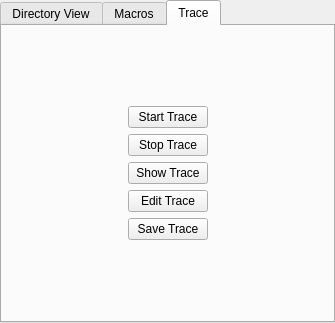
Old version of the form Qt/Python/pqPythonToolsWidget.ui in the repository wildmichael/ParaView3-enhancements-old.
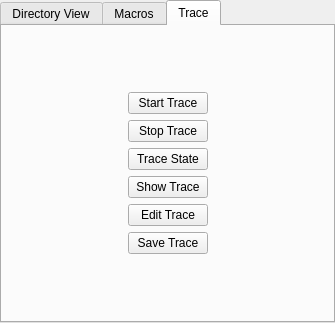
New version of the form. The open tabs and pages were chosen to show the change.

Commit message: ENH: Add new python module smstate.  This module uses the smtrace module to trace all the currently registered proxies, effectively saving state as a python script.  The new feature is found in the Trace tab in the python shell.  Click 'Trace State' to grab the state, then click 'Save Trace' to save it to disk.  ENH: smtrace and smstate now work with piecewise functions, this allows trace/state to correctly capture display properties for volume renderings.  ENH: smtrace knows about chart views and representations, still some bugs that must be hand corrected in the generated python.

Diff of the .ui file:
```diff
--- a/Qt/Python/pqPythonToolsWidget.ui
+++ b/Qt/Python/pqPythonToolsWidget.ui
@@ -338,6 +338,19 @@
                </property>
               </widget>
              </item>
+             <item>
+              <widget class="QPushButton" name="TraceStateButton">
+               <property name="toolTip">
+                <string>Captures the current paraview state as a trace.  If there is a current trace it will be cleared first.</string>
+               </property>
+               <property name="text">
+                <string>Trace State</string>
+               </property>
+               <property name="autoDefault" >
+                <bool>false</bool>
+               </property>
+              </widget>
+             </item>
              <item>
               <widget class="QPushButton" name="ShowTraceButton" >
                <property name="toolTip" >
```
The commit also changes 8 other files.
